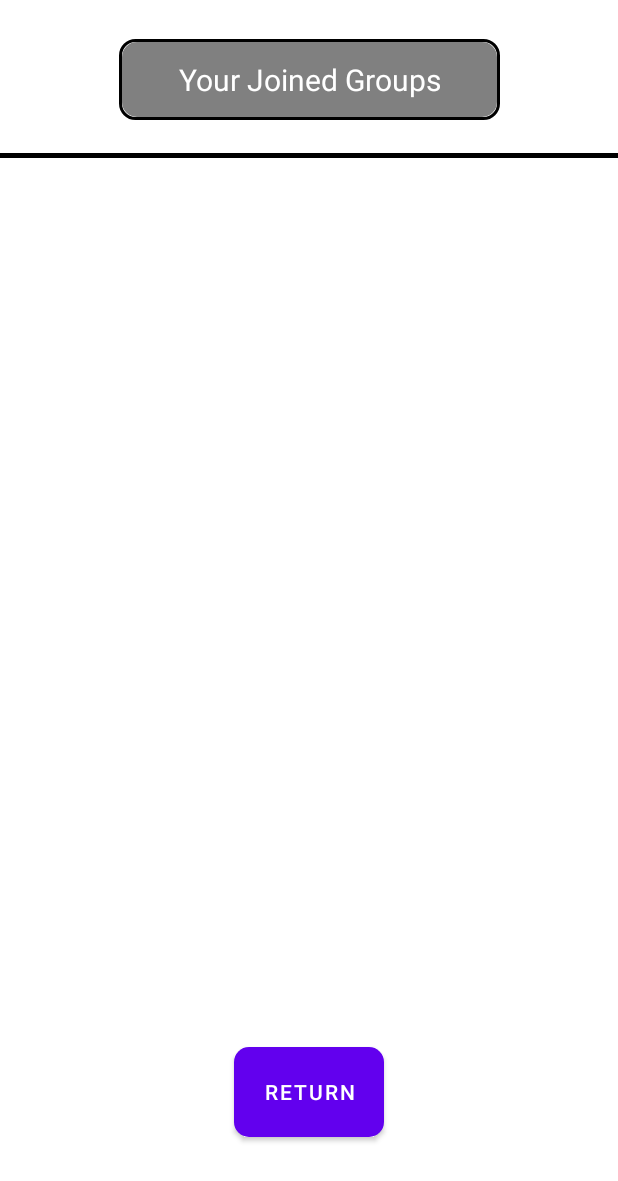
After one commit to marvin-koch/GroupHub, an Android app: the layout profile_view_groups.xml on its own in the app's theme, with its tools: preview values and no code run, on a phone screen of 412 x 824 dp. The commit adds this screen. Shown: the top 1181 px of the screen. Run offline under Robolectric (Android 15) with nearby library versions, the phone set to English and light mode, and no system bars.

Commit message:
added view joined group button in profile

```diff
--- a/app/src/main/java/com/example/grouphub/profile.java
+++ b/app/src/main/java/com/example/grouphub/profile.java
@@ -4,6 +4,7 @@ import androidx.appcompat.app.AppCompatActivity;
 
 import android.app.AlertDialog;
 import android.content.DialogInterface;
+import android.content.Intent;
 import android.os.Bundle;
 import android.view.View;
 import android.widget.Button;
@@ -67,20 +68,11 @@ public class profile extends AppCompatActivity {
             }
         });
 
-    group_list.setOnClickListener(new View.OnClickListener() {
+        group_list.setOnClickListener(new View.OnClickListener() {
 
             public void onClick(View v) {
-                // Display a pop-up dialog
-                AlertDialog.Builder builder = new AlertDialog.Builder(profile.this);
-                builder.setTitle("Button Clicked")
-                        .setMessage("Don't!")
-                        .setPositiveButton("OK", new DialogInterface.OnClickListener() {
-                            public void onClick(DialogInterface dialog, int which) {
-                                // Perform any additional actions or dismiss the dialog
-                                dialog.dismiss();
-                            }
-                        })
-                        .show();
+                Intent Intent = new Intent(profile.this, profile_view_groups.class);
+                startActivity(Intent);
             }
         });
 
--- /dev/null
+++ b/app/src/main/java/com/example/grouphub/profile_view_groups.java
@@ -0,0 +1,24 @@
+package com.example.grouphub;
+
+import androidx.appcompat.app.AppCompatActivity;
+
+import android.content.Intent;
+import android.os.Bundle;
+import android.view.View;
+import android.widget.Button;
+
+public class profile_view_groups extends AppCompatActivity {
+
+    @Override
+    protected void onCreate(Bundle savedInstanceState) {
+        super.onCreate(savedInstanceState);
+        setContentView(R.layout.profile_view_groups);
+    Button return_to_profile = findViewById(R.id.back_to_profile);
+    return_to_profile.setOnClickListener(new View.OnClickListener() {
+
+            public void onClick(View v) {
+                finish();
+            }
+        });
+    }
+}
--- /dev/null
+++ b/app/src/main/res/layout/profile_view_groups.xml
@@ -0,0 +1,69 @@
+<?xml version="1.0" encoding="utf-8"?>
+<androidx.constraintlayout.widget.ConstraintLayout
+    xmlns:android="http://schemas.android.com/apk/res/android"
+    xmlns:app="http://schemas.android.com/apk/res-auto"
+    android:layout_width="match_parent"
+    android:layout_height="match_parent">
+
+    <View
+        android:id="@+id/top_barrier"
+        android:layout_width="0dp"
+        android:layout_height="3dp"
+        android:layout_marginTop="102dp"
+        android:layout_marginBottom="8dp"
+        android:background="@color/black"
+        android:orientation="horizontal"
+        app:layout_constraintEnd_toEndOf="parent"
+        app:layout_constraintStart_toStartOf="parent"
+        app:layout_constraintTop_toTopOf="parent"
+        app:layout_constraintVertical_bias="0.97" />
+
+    <FrameLayout
+        android:id="@+id/profile_outline"
+        android:layout_width="wrap_content"
+        android:layout_height="wrap_content"
+        android:background="@drawable/outline"
+        app:layout_constraintBottom_toBottomOf="@+id/top_barrier"
+        app:layout_constraintEnd_toEndOf="parent"
+        app:layout_constraintHorizontal_bias="0.50"
+        app:layout_constraintStart_toStartOf="parent"
+        app:layout_constraintTop_toTopOf="parent"
+        app:layout_constraintVertical_bias="0.5">
+
+        <FrameLayout
+            android:id="@+id/profile_frame"
+            android:layout_width="250dp"
+            android:layout_height="50dp"
+            android:background="@drawable/rounded_buttons"
+            app:layout_constraintBottom_toBottomOf="@+id/top_barrier"
+            app:layout_constraintEnd_toEndOf="@+id/top_barrier"
+            app:layout_constraintStart_toStartOf="parent"
+            app:layout_constraintTop_toTopOf="parent">
+
+            <TextView
+                android:id="@+id/profile_page"
+                android:layout_width="match_parent"
+                android:layout_height="match_parent"
+                android:gravity="center"
+                android:text="@string/joined_groups"
+                android:textColor="@android:color/white"
+                android:textSize="20sp"
+                android:maxLines="1"
+                />
+
+        </FrameLayout>
+    </FrameLayout>
+
+    <Button
+        android:id="@+id/back_to_profile"
+        android:layout_width="100dp"
+        android:layout_height="60dp"
+        android:background="@drawable/rounded_buttons"
+        android:text="@string/return_to_profile"
+        app:layout_constraintBottom_toBottomOf="parent"
+        app:layout_constraintEnd_toEndOf="parent"
+        app:layout_constraintStart_toStartOf="parent"
+        app:layout_constraintTop_toBottomOf="@+id/top_barrier"
+        app:layout_constraintVertical_bias="0.9" />
+
+</androidx.constraintlayout.widget.ConstraintLayout>
--- a/app/src/main/res/values/strings.xml
+++ b/app/src/main/res/values/strings.xml
@@ -3,6 +3,7 @@
     <string name="title_home">Home</string>
     <string name="title_dashboard">Dashboard</string>
     <string name="title_notifications">Notifications</string>
+
     <string name="Mina">Mina_pic</string>
     <string name="username">Username</string>
     <string name="profile_page">Profile Page</string>
@@ -11,4 +12,8 @@
     <string name="edit">Edit</string>
     <string name="contact_information_text">Contact Information</string>
     <string name="group_list">View Joined Groups</string>
+
+    <string name="joined_groups">Your Joined Groups</string>
+    <string name="return_to_profile">Return</string>
+
 </resources>
```
